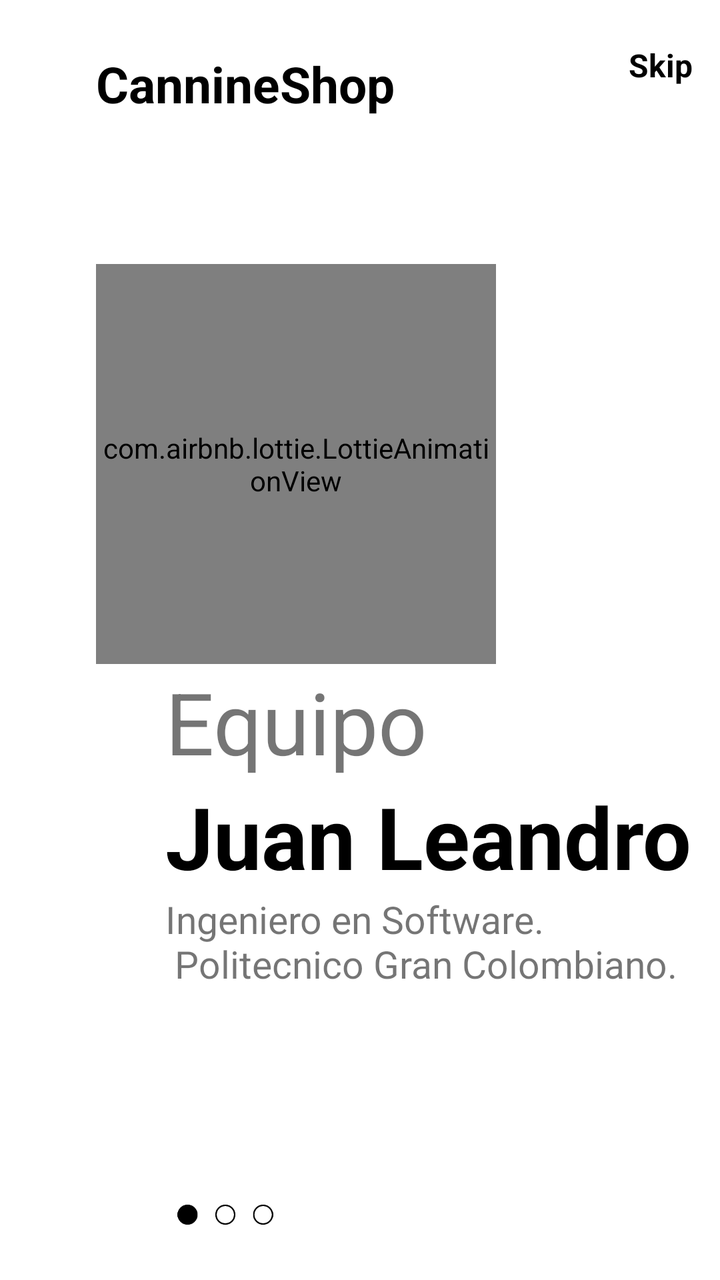
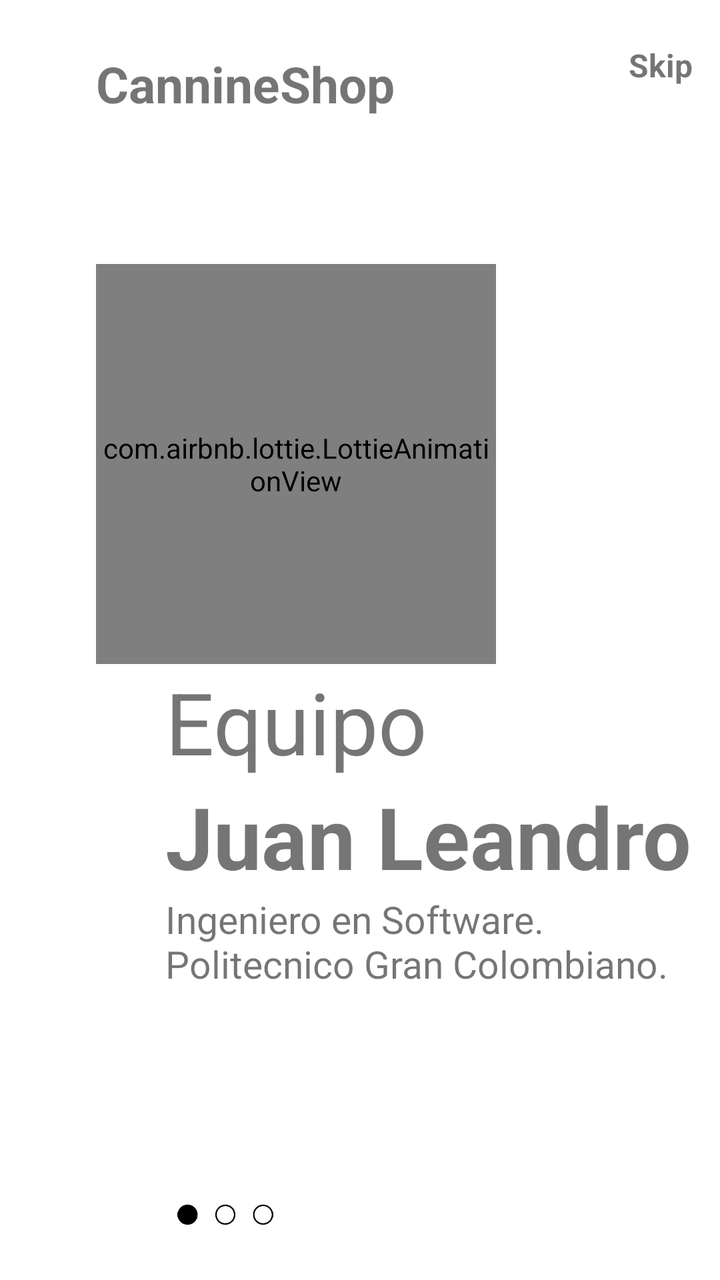

Before-and-after screenshots of an Android layout around one commit, followed by the original layout XML and the change that was made.
<!-- AndroidManifest.xml: application theme Theme.Flashlight -->
<!-- res/layout/fragment_on_boarding1.xml -->
<?xml version="1.0" encoding="utf-8"?>
<androidx.constraintlayout.widget.ConstraintLayout xmlns:android="http://schemas.android.com/apk/res/android"
    xmlns:app="http://schemas.android.com/apk/res-auto"
    android:layout_width="match_parent"
    android:layout_height="match_parent"
    android:background="@color/white">

    <com.airbnb.lottie.LottieAnimationView
        android:id="@+id/ImageViewId"
        app:lottie_autoPlay="true"
        app:lottie_repeatCount="999999999"
        android:layout_width="200dp"
        android:layout_height="200dp"
        app:lottie_rawRes="@raw/o_b1"
        app:layout_constraintBottom_toBottomOf="parent"
        app:layout_constraintEnd_toEndOf="parent"
        app:layout_constraintHorizontal_bias=".3"
        app:layout_constraintStart_toStartOf="parent"
        app:layout_constraintTop_toTopOf="parent"
        app:layout_constraintVertical_bias=".3" />

    <TextView
        android:id="@+id/textView"
        android:layout_width="wrap_content"
        android:layout_height="wrap_content"
        android:layout_marginTop="25dp"
        android:layout_marginRight="30dp"
        android:text="CannineShop"
        android:textColor="@color/black"
        android:textSize="25sp"
        android:textStyle="bold"
        app:layout_constraintBottom_toTopOf="@+id/ImageViewId"
        app:layout_constraintEnd_toEndOf="parent"
        app:layout_constraintHorizontal_bias="0.0"
        app:layout_constraintStart_toStartOf="@+id/ImageViewId"
        app:layout_constraintTop_toTopOf="parent"
        app:layout_constraintVertical_bias="0.0" />

    <TextView
        android:id="@+id/SkipId"
        android:layout_width="wrap_content"
        android:layout_height="wrap_content"
        android:text="Skip"
        android:textColor="@android:color/black"
        android:textSize="16sp"
        android:textStyle="bold"
        app:layout_constraintBottom_toBottomOf="parent"
        app:layout_constraintEnd_toEndOf="parent"
        app:layout_constraintHorizontal_bias="0.896"
        app:layout_constraintStart_toEndOf="@+id/textView"
        app:layout_constraintTop_toTopOf="parent"
        app:layout_constraintVertical_bias="0.035" />

    <TextView
        android:id="@+id/textView2"
        android:layout_width="wrap_content"
        android:layout_height="wrap_content"
        android:text="Equipo"
        android:textSize="43sp"
        android:textStyle="normal"
        app:layout_constraintEnd_toEndOf="@+id/ImageViewId"
        app:layout_constraintStart_toStartOf="@+id/ImageViewId"
        app:layout_constraintTop_toBottomOf="@+id/ImageViewId" />

    <TextView
        android:id="@+id/textView3"
        android:layout_width="wrap_content"
        android:layout_height="wrap_content"
        android:text="Juan Leandro"
        android:textColor="@android:color/black"
        android:textSize="43sp"
        android:textStyle="bold"
        app:layout_constraintEnd_toEndOf="@+id/textView2"
        app:layout_constraintHorizontal_bias="0.0"
        app:layout_constraintStart_toStartOf="@+id/textView2"
        app:layout_constraintTop_toBottomOf="@+id/textView2" />

    <TextView
        android:id="@+id/descriptionId"
        android:layout_width="wrap_content"
        android:layout_height="wrap_content"
        android:text="Ingeniero en Software.\n Politecnico Gran Colombiano."
        android:textSize="19sp"
        app:layout_constraintEnd_toEndOf="@+id/textView3"
        app:layout_constraintHorizontal_bias="0"
        app:layout_constraintStart_toStartOf="@+id/textView3"
        app:layout_constraintTop_toBottomOf="@+id/textView3" />

    <ImageView
        android:layout_width="50dp"
        android:layout_height="10dp"
        android:layout_marginLeft="5dp"
        android:src="@drawable/tab1"
        app:layout_constraintBottom_toBottomOf="parent"
        app:layout_constraintEnd_toEndOf="@+id/descriptionId"
        app:layout_constraintHorizontal_bias="0"
        app:layout_constraintStart_toStartOf="@+id/descriptionId"
        app:layout_constraintTop_toBottomOf="@+id/descriptionId"
        app:layout_constraintVertical_bias="0.795" />


</androidx.constraintlayout.widget.ConstraintLayout>
<!-- resources referenced by this layout -->
<resources>
  <color name="black">#000000</color>
  <color name="white">#ffffff</color>
  <!-- drawable tab1: png bitmap (drawable-v24, 1599 bytes) -->
  <style name="Theme.Flashlight" parent="Theme.MaterialComponents.DayNight.DarkActionBar">
          
          <item name="colorPrimary">@color/purple_500</item>
          <item name="colorPrimaryVariant">@color/purple_700</item>
          <item name="colorOnPrimary">@color/white</item>
          
          <item name="colorSecondary">@color/teal_200</item>
          <item name="colorSecondaryVariant">@color/teal_700</item>
          <item name="colorOnSecondary">@color/black</item>
          
          <item name="android:statusBarColor" tools:targetApi="l">?attr/colorPrimaryVariant</item>
          
      </style>
  <color name="purple_500">#FF6200EE</color>
  <color name="purple_700">#FF3700B3</color>
  <color name="teal_200">#FF03DAC5</color>
  <color name="teal_700">#FF018786</color>
</resources>

<!-- the commit's change to res/layout/fragment_on_boarding1.xml (unified diff, before → after) -->
@@ -3,7 +3,7 @@
     xmlns:app="http://schemas.android.com/apk/res-auto"
     android:layout_width="match_parent"
     android:layout_height="match_parent"
-    android:background="@color/white">
+    android:background="?attr/colorSurface">
 
     <com.airbnb.lottie.LottieAnimationView
         android:id="@+id/ImageViewId"
@@ -25,8 +25,7 @@
         android:layout_height="wrap_content"
         android:layout_marginTop="25dp"
         android:layout_marginRight="30dp"
-        android:text="CannineShop"
-        android:textColor="@color/black"
+        android:text="@string/app_name"
         android:textSize="25sp"
         android:textStyle="bold"
         app:layout_constraintBottom_toTopOf="@+id/ImageViewId"
@@ -41,7 +40,6 @@
         android:layout_width="wrap_content"
         android:layout_height="wrap_content"
         android:text="Skip"
-        android:textColor="@android:color/black"
         android:textSize="16sp"
         android:textStyle="bold"
         app:layout_constraintBottom_toBottomOf="parent"
@@ -67,7 +65,6 @@
         android:layout_width="wrap_content"
         android:layout_height="wrap_content"
         android:text="Juan Leandro"
-        android:textColor="@android:color/black"
         android:textSize="43sp"
         android:textStyle="bold"
         app:layout_constraintEnd_toEndOf="@+id/textView2"
@@ -79,7 +76,7 @@
         android:id="@+id/descriptionId"
         android:layout_width="wrap_content"
         android:layout_height="wrap_content"
-        android:text="Ingeniero en Software.\n Politecnico Gran Colombiano."
+        android:text="Ingeniero en Software.\nPolitecnico Gran Colombiano."
         android:textSize="19sp"
         app:layout_constraintEnd_toEndOf="@+id/textView3"
         app:layout_constraintHorizontal_bias="0"
<!-- resource entries referenced after the edit -->
@@ -3,6 +3,7 @@
   <color name="black">#000000</color>
   <color name="white">#ffffff</color>
   <!-- drawable tab1: png bitmap (drawable-v24, 1599 bytes) -->
+  <string name="app_name">CannineShop</string>
   <style name="Theme.Flashlight" parent="Theme.MaterialComponents.DayNight.DarkActionBar">
           
           <item name="colorPrimary">@color/purple_500</item>
